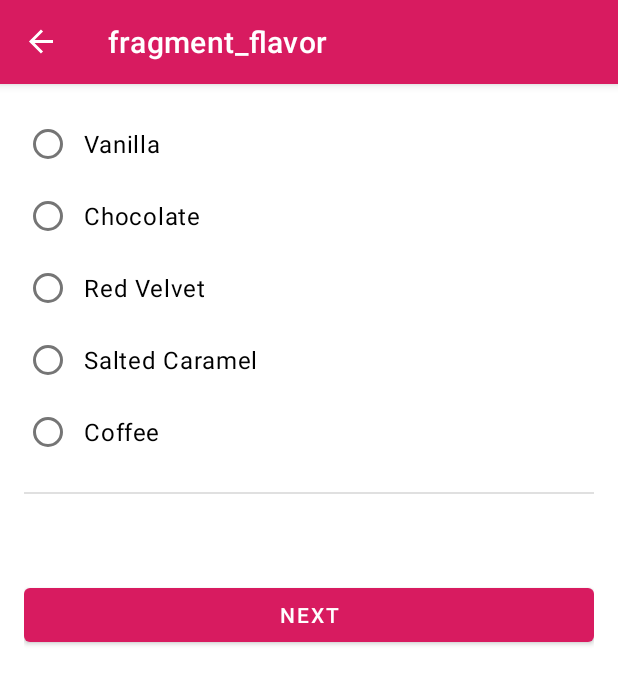
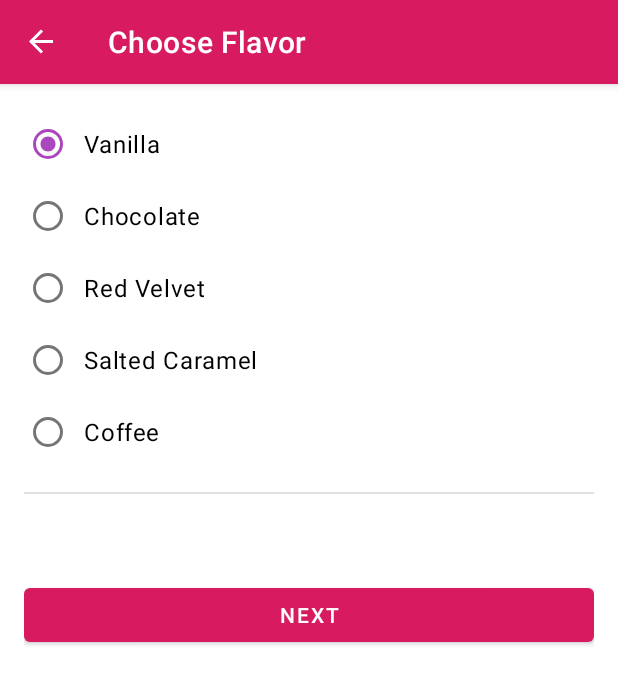
Before and after one commit to DmytroDyshuk/CupcakeOrderAppVM, an Android app: the screen it shows after launch (MainActivity), after a tap on "ONE CUPCAKE", on a phone screen of 412 x 824 dp. Shown: the top 684 px of the screen. Run offline under Robolectric (Android 15) with nearby library versions, the phone set to English and light mode, and no system bars; our stand-ins replace data binding, navigation-ui.

```diff
--- a/app/src/main/java/com/example/cupcakeorderappvm/FlavorFragment.kt
+++ b/app/src/main/java/com/example/cupcakeorderappvm/FlavorFragment.kt
@@ -40,6 +40,7 @@ class FlavorFragment : Fragment() {
     override fun onViewCreated(view: View, savedInstanceState: Bundle?) {
         super.onViewCreated(view, savedInstanceState)
         binding?.apply {
+            viewModel = sharedViewModel
             nextButton.setOnClickListener { goToNextScreen() }
         }
     }
--- a/app/src/main/java/com/example/cupcakeorderappvm/PickUpFragment.kt
+++ b/app/src/main/java/com/example/cupcakeorderappvm/PickUpFragment.kt
@@ -40,6 +40,7 @@ class PickUpFragment : Fragment() {
     override fun onViewCreated(view: View, savedInstanceState: Bundle?) {
         super.onViewCreated(view, savedInstanceState)
         binding?.apply {
+            viewModel = sharedViewModel
             nextButton.setOnClickListener { goToNextScreen() }
         }
     }
--- a/app/src/main/java/com/example/cupcakeorderappvm/StartFragment.kt
+++ b/app/src/main/java/com/example/cupcakeorderappvm/StartFragment.kt
@@ -52,8 +52,10 @@ class StartFragment : Fragment() {
     }
 
     private fun orderCupcake(quantity: Int) {
-
-
+        sharedViewModel.setQuantity(quantity)
+        if (sharedViewModel.hasNoFlavorSet()) {
+            sharedViewModel.setFlavor(getString(R.string.vanilla))
+        }
         findNavController().navigate(R.id.action_startFragment_to_flavorFragment)
     }
 
--- a/app/src/main/java/com/example/cupcakeorderappvm/SummaryFragment.kt
+++ b/app/src/main/java/com/example/cupcakeorderappvm/SummaryFragment.kt
@@ -40,7 +40,7 @@ class SummaryFragment : Fragment() {
     override fun onViewCreated(view: View, savedInstanceState: Bundle?) {
         super.onViewCreated(view, savedInstanceState)
         binding?.apply {
-
+            viewModel = sharedViewModel
             sendButton.setOnClickListener { sendOrder() }
         }
     }
--- a/app/src/main/java/com/example/cupcakeorderappvm/model/OrderViewModel.kt
+++ b/app/src/main/java/com/example/cupcakeorderappvm/model/OrderViewModel.kt
@@ -22,6 +22,10 @@ class OrderViewModel : ViewModel() {
 
     val dateOptions = getPickupOptions()
 
+    init {
+        resetOrder()
+    }
+
     fun setQuantity(numberCupcakes: Int) {
         _orderQuantity.value = numberCupcakes
     }
@@ -38,7 +42,7 @@ class OrderViewModel : ViewModel() {
         return _cupcakeFlavor.value.isNullOrEmpty()
     }
 
-    fun getPickupOptions(): List<String> {
+    private fun getPickupOptions(): List<String> {
         val options = mutableListOf<String>()
         val formatter = SimpleDateFormat("E MMM d", Locale.getDefault())
         val calendar = Calendar.getInstance()
@@ -50,7 +54,7 @@ class OrderViewModel : ViewModel() {
         return options
     }
 
-    fun resetOrder() {
+    private fun resetOrder() {
         _orderQuantity.value = 0
         _cupcakeFlavor.value = ""
         _date.value = dateOptions[0]
--- a/app/src/main/res/layout/fragment_flavor.xml
+++ b/app/src/main/res/layout/fragment_flavor.xml
@@ -17,6 +17,12 @@
     xmlns:app="http://schemas.android.com/apk/res-auto"
     xmlns:tools="http://schemas.android.com/tools"
     tools:context=".FlavorFragment">
+
+    <data>
+        <variable
+            name="viewModel"
+            type="com.example.cupcakeorderappvm.model.OrderViewModel" />
+    </data>
 
     <ScrollView
         android:layout_width="match_parent"
@@ -39,31 +45,41 @@
                     android:id="@+id/vanilla"
                     android:layout_width="wrap_content"
                     android:layout_height="wrap_content"
-                    android:text="@string/vanilla" />
+                    android:text="@string/vanilla"
+                    android:checked="@{viewModel.cupcakeFlavor.equals(@string/vanilla)}"
+                    android:onClick="@{() -> viewModel.setFlavor(@string/vanilla)}"/>
 
                 <RadioButton
                     android:id="@+id/chocolate"
                     android:layout_width="wrap_content"
                     android:layout_height="wrap_content"
-                    android:text="@string/chocolate" />
+                    android:text="@string/chocolate"
+                    android:checked="@{viewModel.cupcakeFlavor.equals(@string/chocolate)}"
+                    android:onClick="@{() -> viewModel.setFlavor(@string/chocolate)}"/>
 
                 <RadioButton
                     android:id="@+id/red_velvet"
                     android:layout_width="wrap_content"
                     android:layout_height="wrap_content"
-                    android:text="@string/red_velvet" />
+                    android:text="@string/red_velvet"
+                    android:checked="@{viewModel.cupcakeFlavor.equals(@string/red_velvet)}"
+                    android:onClick="@{() -> viewModel.setFlavor(@string/red_velvet)}"/>
 
                 <RadioButton
                     android:id="@+id/salted_caramel"
                     android:layout_width="wrap_content"
                     android:layout_height="wrap_content"
-                    android:text="@string/salted_caramel" />
+                    android:text="@string/salted_caramel"
+                    android:checked="@{viewModel.cupcakeFlavor.equals(@string/salted_caramel)}"
+                    android:onClick="@{() -> viewModel.setFlavor(@string/salted_caramel)}"/>
 
                 <RadioButton
                     android:id="@+id/coffee"
                     android:layout_width="wrap_content"
                     android:layout_height="wrap_content"
-                    android:text="@string/coffee" />
+                    android:text="@string/coffee"
+                    android:checked="@{viewModel.cupcakeFlavor.equals(@string/coffee)}"
+                    android:onClick="@{() -> viewModel.setFlavor(@string/coffee)}"/>
 
             </RadioGroup>
 
--- a/app/src/main/res/navigation/nav_graph.xml
+++ b/app/src/main/res/navigation/nav_graph.xml
@@ -8,7 +8,7 @@
     <fragment
         android:id="@+id/startFragment"
         android:name="com.example.cupcakeorderappvm.StartFragment"
-        android:label="fragment_start"
+        android:label="@string/app_name"
         tools:layout="@layout/fragment_start" >
         <action
             android:id="@+id/action_startFragment_to_flavorFragment"
@@ -17,7 +17,7 @@
     <fragment
         android:id="@+id/pickUpFragment"
         android:name="com.example.cupcakeorderappvm.PickUpFragment"
-        android:label="fragment_pickup"
+        android:label="@string/choose_pickup_date"
         tools:layout="@layout/fragment_pickup" >
         <action
             android:id="@+id/action_pickUpFragment_to_summaryFragment"
@@ -26,12 +26,12 @@
     <fragment
         android:id="@+id/summaryFragment"
         android:name="com.example.cupcakeorderappvm.SummaryFragment"
-        android:label="fragment_summary"
+        android:label="@string/order_summary"
         tools:layout="@layout/fragment_summary" />
     <fragment
         android:id="@+id/flavorFragment"
         android:name="com.example.cupcakeorderappvm.FlavorFragment"
-        android:label="fragment_flavor"
+        android:label="@string/choose_flavor"
         tools:layout="@layout/fragment_flavor" >
         <action
             android:id="@+id/action_flavorFragment_to_pickUpFragment"
```
Also changed, not shown: app/src/main/res/layout/fragment_pickup.xml (+22 -4 lines), app/src/main/res/layout/fragment_summary.xml (+12 -3 lines).
